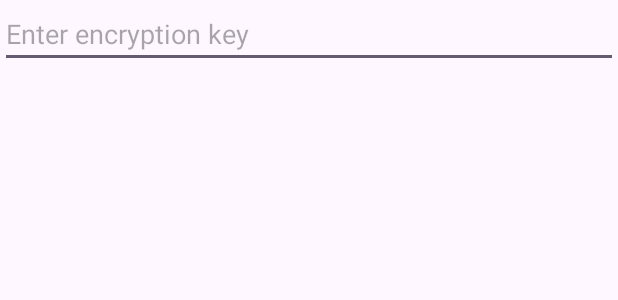
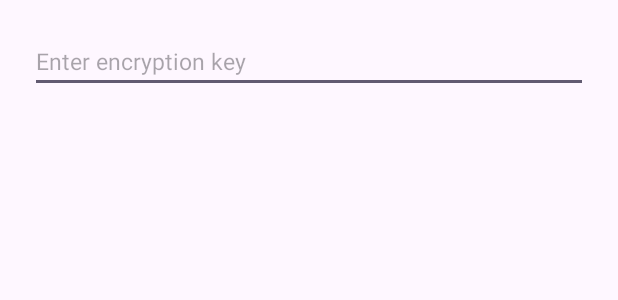
Before and after one commit to Devil7-Softwares/AESCamera, an Android app: the layout dialog_key.xml on its own in the app's theme, with its tools: preview values and no code run, on a phone screen of 412 x 824 dp. Shown: the top 300 px of the screen. Run offline under Robolectric (Android 15) with nearby library versions, the phone set to English and light mode, and no system bars; Roboto replaces fonts that are not available here.

Commit message:
Improve encryption key dialog UI

```diff
--- a/app/src/main/java/com/devil7softwares/aescamera/ProtectedBaseActivity.kt
+++ b/app/src/main/java/com/devil7softwares/aescamera/ProtectedBaseActivity.kt
@@ -44,7 +44,6 @@ abstract class ProtectedBaseActivity : AppCompatActivity() {
         val passwordEditText = dialogView.findViewById<EditText>(R.id.keyText)
 
         builder.setView(dialogView)
-            .setTitle(getString(R.string.enter_encryption_key_title))
             .setCancelable(false)
             .setPositiveButton("OK") { _, _ ->
                 dialogOpen = false
--- a/app/src/main/res/layout/dialog_key.xml
+++ b/app/src/main/res/layout/dialog_key.xml
@@ -1,15 +1,19 @@
 <?xml version="1.0" encoding="utf-8"?>
 <LinearLayout xmlns:android="http://schemas.android.com/apk/res/android"
-    android:orientation="vertical"
     android:layout_width="match_parent"
-    android:layout_height="match_parent">
+    android:layout_height="match_parent"
+    android:orientation="vertical">
 
     <EditText
         android:id="@+id/keyText"
         android:layout_width="match_parent"
         android:layout_height="wrap_content"
+        android:layout_marginStart="20dp"
+        android:layout_marginTop="20dp"
+        android:layout_marginEnd="20dp"
+        android:autofillHints=""
         android:hint="@string/enter_encryption_key"
         android:inputType="textPassword"
-        android:autofillHints="" />
+        android:textSize="15sp" />
 
 </LinearLayout>
--- a/app/src/main/res/values/strings.xml
+++ b/app/src/main/res/values/strings.xml
@@ -1,7 +1,6 @@
 <resources>
     <string name="app_name">AES Camera</string>
     <string name="enter_encryption_key">Enter encryption key</string>
-    <string name="enter_encryption_key_title">Enter Encryption Key</string>
 
     <string name="files_list_title">Files</string>
     <string name="selected_count">%1$d Selected</string>
```
